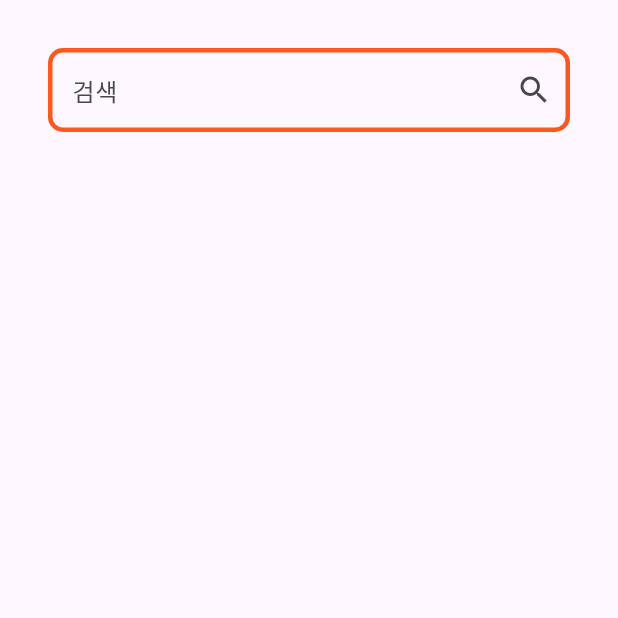
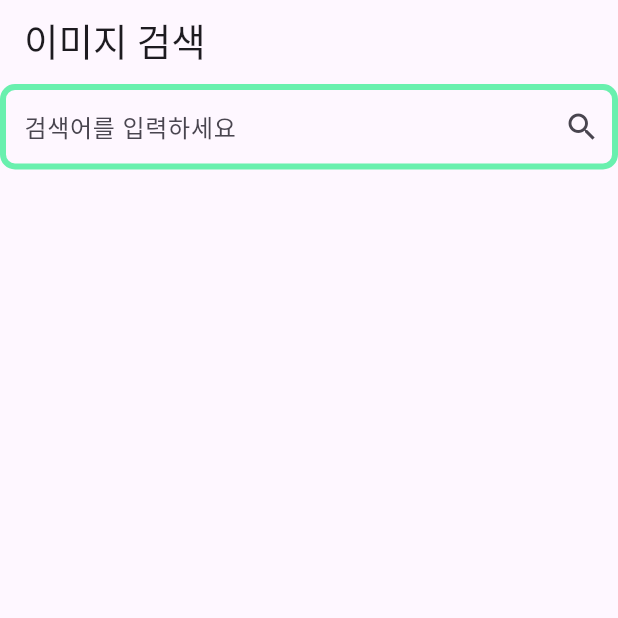
Before and after one commit to ALSDlab/clone-coding-search-image-app, a Flutter app: the screen it shows after launch, on a phone screen of 412 x 824 dp, the top half of it. Run offline on Flutter 3.47's test engine with Material 3 defaults, Android fonts, the phone set to English and light mode, and no system bars; our stand-ins replace freezed_annotation, get_it, go_router; generated files the repository leaves out were written again.

Commit message:
24년 1월 8일 클론코딩 이미지 찾기 - 1:15:52 소요 (snackBar, dialog event 구현까지 1시간 9분 단축)

```diff
--- a/lib/core/result.dart
+++ b/lib/core/result.dart
@@ -7,6 +7,5 @@ part 'result.freezed.dart';
 sealed class Result<T> with _$Result<T> {
   const factory Result.success(T data) = Success;
 
-  const factory Result.error(String e) = Error;
-
+  const factory Result.error(Exception e) = Error;
 }
--- a/lib/data/repository/image_repository.dart
+++ b/lib/data/repository/image_repository.dart
@@ -1,6 +1,7 @@
-import 'package:clone_coding_image_search_app/core/result.dart';
 import 'package:clone_coding_image_search_app/data/model/image_model.dart';
 
+import '../../core/result.dart';
+
 abstract interface class ImageRepository {
-  Future <Result<List<ImageModel>>> getImageModels(String query);
+  Future<Result<List<ImageModel>>> getImageModels (String query);
 }
--- a/lib/data/source/image_source.dart
+++ b/lib/data/source/image_source.dart
@@ -1,7 +1,8 @@
 import 'dart:convert';
 
-import 'package:clone_coding_image_search_app/data/dto/image_dto.dart';
 import 'package:http/http.dart' as http;
+
+import '../dto/image_dto.dart';
 
 class ImageApi {
   Future<ImageDto> getImageSource(String query) async {
--- a/lib/main.dart
+++ b/lib/main.dart
@@ -1,5 +1,5 @@
 
-import 'package:clone_coding_image_search_app/data/di/image_di.dart';
+import 'package:clone_coding_image_search_app/di/di_setup.dart';
 import 'package:clone_coding_image_search_app/routes.dart';
 import 'package:flutter/material.dart';
 
@@ -16,12 +16,6 @@ class MyApp extends StatelessWidget {
   Widget build(BuildContext context) {
     return MaterialApp.router(
       routerConfig: router,
-      title: 'Flutter Demo',
-      theme: ThemeData(
-        colorScheme: ColorScheme.fromSeed(seedColor: Colors.deepPurple),
-        useMaterial3: true,
-      ),
-
     );
   }
 }
--- a/lib/routes.dart
+++ b/lib/routes.dart
@@ -1,6 +1,6 @@
-import 'package:clone_coding_image_search_app/data/di/image_di.dart';
+import 'package:clone_coding_image_search_app/di/di_setup.dart';
+import 'package:clone_coding_image_search_app/ui/image_view_model.dart';
 import 'package:clone_coding_image_search_app/ui/main_screen.dart';
-import 'package:clone_coding_image_search_app/viewmodel/image_viewmodel.dart';
 import 'package:go_router/go_router.dart';
 import 'package:provider/provider.dart';
 
@@ -8,8 +8,8 @@ final router = GoRouter(routes: [
   GoRoute(
     path: '/',
     builder: (context, state) => ChangeNotifierProvider(
-      create: (_) => getIt<ImageViewmodel>(),
+      create: (_) => getIt<ImageViewModel>(),
       child: const MainScreen(),
     ),
-  )
+  ),
 ]);
--- /dev/null
+++ b/lib/ui/image_view_model.dart
@@ -0,0 +1,47 @@
+import 'dart:async';
+
+import 'package:clone_coding_image_search_app/core/result.dart';
+import 'package:clone_coding_image_search_app/data/repository/image_repository.dart';
+import 'package:clone_coding_image_search_app/ui/main_event.dart';
+import 'package:clone_coding_image_search_app/ui/main_state.dart';
+import 'package:flutter/cupertino.dart';
+
+import '../data/model/image_model.dart';
+
+class ImageViewModel extends ChangeNotifier {
+  final ImageRepository _repository;
+  final _eventController = StreamController<MainEvent>();
+
+  Stream<MainEvent> get eventController => _eventController.stream;
+
+  ImageViewModel({
+    required ImageRepository repository,
+  }) : _repository = repository;
+
+  MainState _state = const MainState();
+
+  MainState get state => _state;
+
+  Future<void> searchImage(String query) async {
+    _state = state.copyWith(
+      isLoading: true,
+    );
+    notifyListeners();
+
+    final result = await _repository.getImageModels(query);
+
+    switch (result) {
+      case Success<List<ImageModel>>():
+        _state = state.copyWith(isLoading: false, imageModelLists: result.data);
+        _eventController.add(const MainEvent.showSnackBar('Success!!'));
+        break;
+      case Error<List<ImageModel>>():
+        _state = state.copyWith(
+          isLoading: false,
+        );
+        _eventController.add(const MainEvent.showSnackBar('Failed!!'));
+        break;
+    }
+    notifyListeners();
+  }
+}
--- a/lib/ui/main_event.dart
+++ b/lib/ui/main_event.dart
@@ -3,8 +3,14 @@ import 'package:flutter/foundation.dart';
 
 part 'main_event.freezed.dart';
 
+part 'main_event.g.dart';
+
 @freezed
-sealed class MainEvent with _$MainEvent {
+class MainEvent with _$MainEvent {
   const factory MainEvent.showSnackBar(String message) = ShowSnackBar;
+
   const factory MainEvent.showDialog(String message) = ShowDialog;
+
+  factory MainEvent.fromJson(Map<String, Object?> json) =>
+      _$MainEventFromJson(json);
 }
--- a/lib/ui/main_screen.dart
+++ b/lib/ui/main_screen.dart
@@ -1,10 +1,13 @@
 import 'dart:async';
 
-import 'package:clone_coding_image_search_app/ui/image_item_widget.dart';
+import 'package:clone_coding_image_search_app/data/model/image_model.dart';
+import 'package:clone_coding_image_search_app/ui/image_view_model.dart';
 import 'package:clone_coding_image_search_app/ui/main_event.dart';
-import 'package:clone_coding_image_search_app/viewmodel/image_viewmodel.dart';
+import 'package:flutter/cupertino.dart';
 import 'package:flutter/material.dart';
 import 'package:provider/provider.dart';
+
+import 'image_widget.dart';
 
 class MainScreen extends StatefulWidget {
   const MainScreen({super.key});
@@ -15,78 +18,76 @@ class MainScreen extends StatefulWidget {
 
 class _MainScreenState extends State<MainScreen> {
   final searchTextController = TextEditingController();
-
   StreamSubscription<MainEvent>? subscription;
 
   @override
   void initState() {
     super.initState();
-
     Future.microtask(() {
-      subscription =
-          context.read<ImageViewmodel>().eventController.listen((event) {
-        switch (event) {
+      subscription = context.read<ImageViewModel>().eventController.listen((event) {
+        switch(event){
           case ShowSnackBar():
-            final snackBar = SnackBar(
-              content: Text(event.message),
-            );
+            final snackBar = SnackBar(content: Text(event.message));
             ScaffoldMessenger.of(context).showSnackBar(snackBar);
           case ShowDialog():
-            showDialog(
-              context: context,
-              builder: (context) {
-                final dialog = AlertDialog(insetPadding: const EdgeInsets.all(10),
-                    title: Center(child: Text(event.message, style: const TextStyle(fontSize: 15),)));
-                return dialog;
-              },
-            );
+            showDialog(context: context, builder: (context) {
+              final dialog = AlertDialog(
+                title: Center(child: Text(event.message),),
+              );
+              return dialog;
+            });
         }
       });
+      return null;
     });
   }
 
+
   @override
   void dispose() {
+    super.dispose();
     searchTextController.dispose();
-    super.dispose();
   }
 
   @override
   Widget build(BuildContext context) {
-    final viewmodel = context.watch<ImageViewmodel>();
-    final state = viewmodel.state;
+    final viewModel = context.watch<ImageViewModel>();
+    final state = viewModel.state;
     return Scaffold(
+      appBar: AppBar(
+        title: const Text(
+          '이미지 검색',
+          style: TextStyle(fontSize: 25),
+        ),
+      ),
       body: SafeArea(
-        child: Padding(
-          padding: const EdgeInsets.all(32),
+        child: Center(
           child: Column(
             children: [
               TextField(
                 controller: searchTextController,
                 decoration: InputDecoration(
-                    focusedBorder: OutlineInputBorder(
+                    border: OutlineInputBorder(
                       borderRadius: BorderRadius.circular(10),
                       borderSide: const BorderSide(
                         width: 3,
-                        color: Colors.orange,
+                        color: Colors.green,
                       ),
                     ),
                     enabledBorder: OutlineInputBorder(
-                        borderRadius: BorderRadius.circular(10),
-                        borderSide: const BorderSide(
-                          width: 3,
-                          color: Colors.deepOrange,
-                        )),
-                    hintText: '검색',
+                      borderRadius: BorderRadius.circular(10),
+                      borderSide: const BorderSide(
+                        width: 4,
+                        color: Colors.greenAccent,
+                      ),
+                    ),
                     suffixIcon: IconButton(
                       icon: const Icon(Icons.search),
-                      onPressed: () async {
-                        await viewmodel.searchImage(searchTextController.text);
+                      onPressed: () {
+                        viewModel.searchImage(searchTextController.text);
                       },
-                    )),
-              ),
-              const SizedBox(
-                height: 20,
+                    ),
+                    hintText: '검색어를 입력하세요'),
               ),
               state.isLoading
                   ? const Center(
@@ -94,7 +95,7 @@ class _MainScreenState extends State<MainScreen> {
                     )
                   : Expanded(
                       child: GridView.builder(
-                          itemCount: state.imageItems.length,
+                          itemCount: state.imageModelLists.length,
                           gridDelegate:
                               const SliverGridDelegateWithFixedCrossAxisCount(
                             crossAxisCount: 2,
@@ -102,8 +103,8 @@ class _MainScreenState extends State<MainScreen> {
                             mainAxisSpacing: 32,
                           ),
                           itemBuilder: (context, index) {
-                            final item = state.imageItems[index];
-                            return ImageItemWidget(imageModel: item);
+                            final item = state.imageModelLists[index];
+                            return ImageWidget(imageItem: item);
                           }))
             ],
           ),
--- /dev/null
+++ b/lib/ui/main_state.dart
@@ -0,0 +1,18 @@
+import 'package:freezed_annotation/freezed_annotation.dart';
+import 'package:flutter/foundation.dart';
+
+import '../data/model/image_model.dart';
+
+part 'main_state.freezed.dart';
+
+part 'main_state.g.dart';
+
+@freezed
+class MainState with _$MainState {
+  const factory MainState({
+    @Default([]) List<ImageModel> imageModelLists,
+    @Default(false) bool isLoading,
+  }) = _MainState;
+
+  factory MainState.fromJson(Map<String, Object?> json) => _$MainStateFromJson(json);
+}
--- a/lib/viewmodel/image_state.dart
+++ /dev/null
@@ -1,18 +0,0 @@
-import 'dart:ui';
-
-import 'package:clone_coding_image_search_app/data/model/image_model.dart';
-import 'package:freezed_annotation/freezed_annotation.dart';
-
-part 'image_state.freezed.dart';
-
-part 'image_state.g.dart';
-
-@freezed
-class ImageState with _$ImageState {
-  const factory ImageState({
-    @Default([]) List<ImageModel> imageItems,
-    @Default(false) bool isLoading,
-  }) = _ImageState;
-
-  factory ImageState.fromJson(Map<String, Object?> json) => _$ImageStateFromJson(json);
-}
--- a/lib/viewmodel/image_viewmodel.dart
+++ /dev/null
@@ -1,51 +0,0 @@
-import 'dart:async';
-
-import 'package:clone_coding_image_search_app/core/result.dart';
-import 'package:clone_coding_image_search_app/data/model/image_model.dart';
-import 'package:clone_coding_image_search_app/data/repository/image_repository.dart';
-import 'package:clone_coding_image_search_app/ui/main_event.dart';
-import 'package:clone_coding_image_search_app/viewmodel/image_state.dart';
-import 'package:flutter/cupertino.dart';
-import 'package:flutter/foundation.dart';
-
-class ImageViewmodel extends ChangeNotifier {
-  final ImageRepository _repository;
-
-  ImageState _state = const ImageState();
-  final _eventController = StreamController<MainEvent>();
-
-  Stream<MainEvent> get eventController => _eventController.stream;
-
-  ImageState get state => _state;
-
-  ImageViewmodel({
-    required ImageRepository repository,
-  }) : _repository = repository;
-
-  Future<void> searchImage(String query) async {
-    // 화면갱신
-    _state = state.copyWith(isLoading: true);
-    notifyListeners();
-
-    final result = await _repository.getImageModels(query);
-
-//화면 다시갱신
-    switch (result) {
-      case Success<List<ImageModel>>():
-        if (result.data.isEmpty) {
-          _state = state.copyWith(isLoading: false);
-          _eventController.add(const MainEvent.showDialog('검색 결과가 없습니다.'));
-          notifyListeners();
-        } else {
-          _state = state.copyWith(isLoading: false, imageItems: result.data);
-
-          _eventController.add(const MainEvent.showSnackBar('성공!!'));
-          notifyListeners();
-        }
-      case Error<List<ImageModel>>():
-        _state = state.copyWith(isLoading: false);
-        _eventController.add(const MainEvent.showDialog('연결오류!!'));
-        notifyListeners();
-    }
-  }
-}
```
Also changed, not shown: lib/data/mapper/image_mapper.dart (+3 -4 lines), lib/data/repository/image_repository_impl.dart (+11 -6 lines), lib/di/di_setup.dart (renamed from lib/data/di/image_di.dart, +4 -4 lines), lib/ui/image_item_widget.dart (deleted, +0 -17 lines), lib/ui/image_widget.dart (added, +20 -0 lines).
